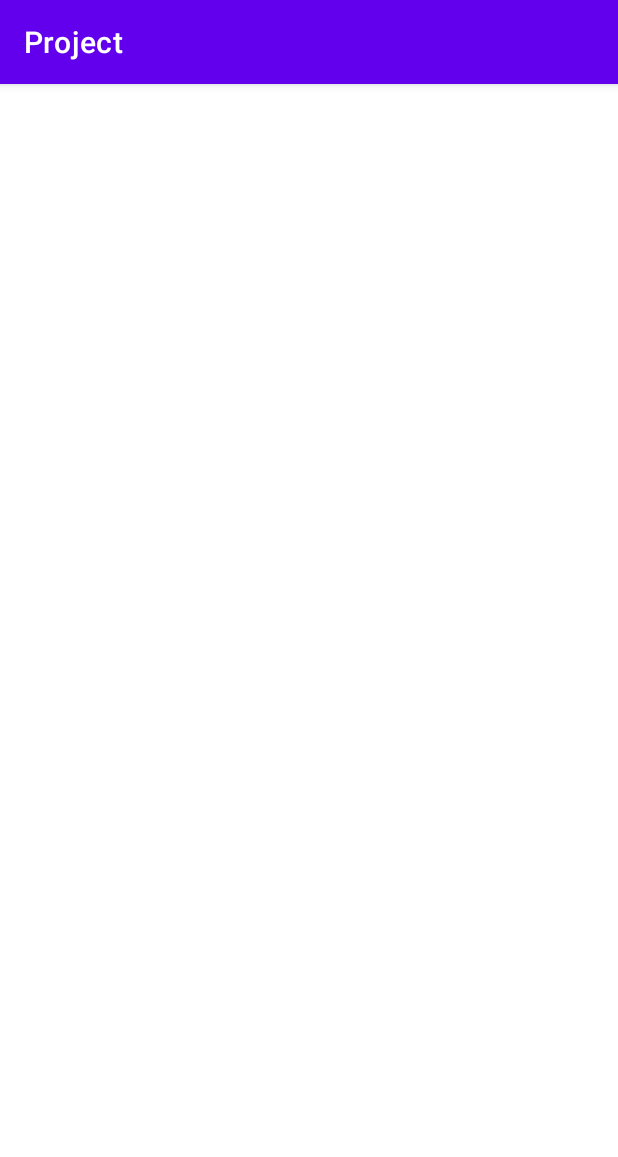
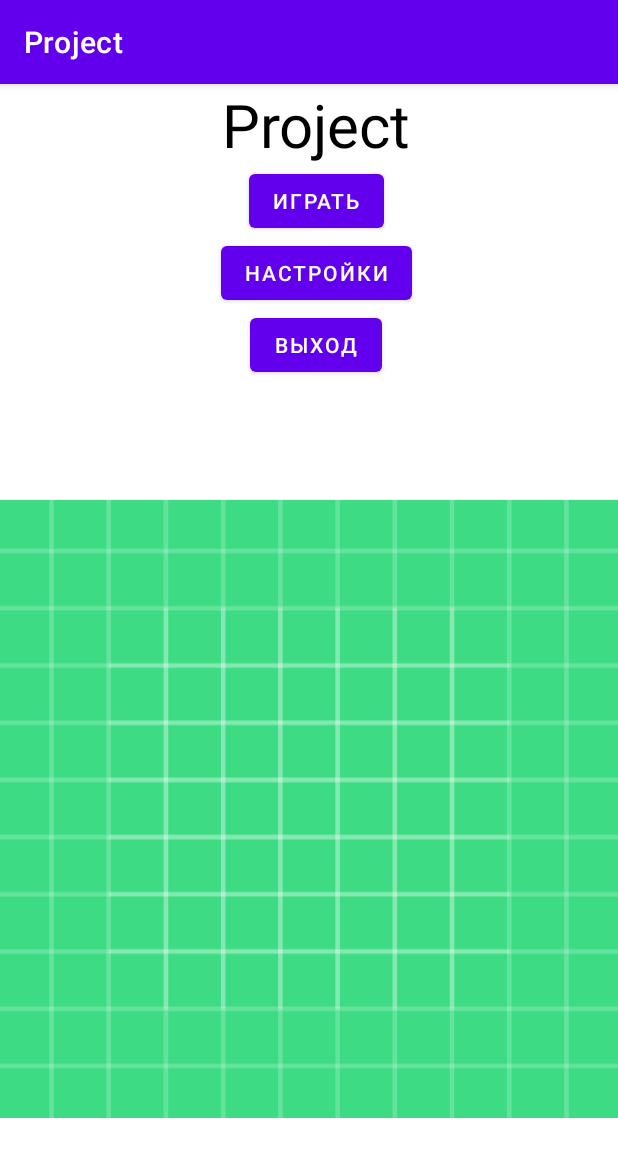
Before and after one commit to PytoByte/Jumper, an Android app: the screen it shows after launch (MainActivity), on a phone screen of 412 x 824 dp. Shown: the top 1157 px of the screen. Run offline under Robolectric (Android 15) with nearby library versions, the phone set to English and light mode, and no system bars.

Commit message:
fragments fixed and added navigation

```diff
--- a/app/src/main/AndroidManifest.xml
+++ b/app/src/main/AndroidManifest.xml
@@ -12,9 +12,6 @@
         android:supportsRtl="true"
         android:theme="@style/Theme.Project"
         tools:targetApi="31">
-        <activity
-            android:name=".GameActivity"
-            android:exported="false" />
         <activity
             android:name=".MainActivity"
             android:exported="true">
--- a/app/src/main/java/com/example/project/DrawView.java
+++ b/app/src/main/java/com/example/project/DrawView.java
@@ -2,6 +2,7 @@ package com.example.project;
 
 import android.content.Context;
 import android.graphics.Canvas;
+import android.util.Log;
 import android.view.SurfaceHolder;
 import android.view.SurfaceView;
 
@@ -14,8 +15,8 @@ import java.util.ArrayList;
 public class DrawView extends SurfaceView implements SurfaceHolder.Callback {
 
     private DrawThread drawThread;
-    private ArrayList<Sprite> sprites = new ArrayList<Sprite>();
-    private Context context;
+    private final ArrayList<Sprite> sprites = new ArrayList<Sprite>();
+    private final Context context;
 
     public DrawView(Context context) {
         super(context);
@@ -42,6 +43,7 @@ public class DrawView extends SurfaceView implements SurfaceHolder.Callback {
                 drawThread.join();
                 retry = false;
             } catch (InterruptedException e) {
+                Log.e("What?", "surfaceDestroyed: "+e);
             }
         }
     }
--- a/app/src/main/java/com/example/project/Preview.java
+++ b/app/src/main/java/com/example/project/Preview.java
@@ -1,64 +1,51 @@
 package com.example.project;
+
+import static androidx.navigation.fragment.FragmentKt.findNavController;
 
 import android.os.Bundle;
 
+import androidx.annotation.NonNull;
 import androidx.fragment.app.Fragment;
 
 import android.view.LayoutInflater;
 import android.view.View;
 import android.view.ViewGroup;
+import android.widget.Button;
+import android.widget.Toast;
 
-/**
- * A simple {@link Fragment} subclass.
- * Use the {@link Preview#newInstance} factory method to
- * create an instance of this fragment.
- */
+import com.example.project.databinding.FragmentPreviewBinding;
+
 public class Preview extends Fragment {
-
-    // TODO: Rename parameter arguments, choose names that match
-    // the fragment initialization parameters, e.g. ARG_ITEM_NUMBER
-    private static final String ARG_PARAM1 = "param1";
-    private static final String ARG_PARAM2 = "param2";
-
-    // TODO: Rename and change types of parameters
-    private String mParam1;
-    private String mParam2;
-
-    public Preview() {
-        // Required empty public constructor
-    }
-
-    /**
-     * Use this factory method to create a new instance of
-     * this fragment using the provided parameters.
-     *
-     * @param param1 Parameter 1.
-     * @param param2 Parameter 2.
-     * @return A new instance of fragment Preview.
-     */
-    // TODO: Rename and change types and number of parameters
-    public static Preview newInstance(String param1, String param2) {
-        Preview fragment = new Preview();
-        Bundle args = new Bundle();
-        args.putString(ARG_PARAM1, param1);
-        args.putString(ARG_PARAM2, param2);
-        fragment.setArguments(args);
-        return fragment;
-    }
+    FragmentPreviewBinding binding;
 
     @Override
     public void onCreate(Bundle savedInstanceState) {
         super.onCreate(savedInstanceState);
-        if (getArguments() != null) {
-            mParam1 = getArguments().getString(ARG_PARAM1);
-            mParam2 = getArguments().getString(ARG_PARAM2);
-        }
     }
 
     @Override
-    public View onCreateView(LayoutInflater inflater, ViewGroup container,
+    public void onViewCreated(@NonNull View view, Bundle savedInstanceState) {
+        super.onViewCreated(view, savedInstanceState);
+    }
+
+    @Override
+    public View onCreateView(@NonNull LayoutInflater inflater, ViewGroup container,
                              Bundle savedInstanceState) {
-        // Inflate the layout for this fragment
-        return inflater.inflate(R.layout.fragment_preview, container, false);
+        View view = inflater.inflate(R.layout.fragment_preview, container, false);
+
+        binding = FragmentPreviewBinding.bind(view);
+        binding.play.setOnClickListener(v -> startGame());
+
+        return view;
+
+        //return inflater.inflate(R.layout.fragment_preview, container, false);
+
+        //return inflater.inflate(R.layout.fragment_preview, container, false);
+    }
+
+    private void startGame() {
+        if (requireActivity() instanceof MainActivity) {
+            findNavController(this).navigate(R.id.action_preview2_to_game);
+        }
     }
 }
--- a/app/src/main/res/layout-land/activity_game.xml
+++ /dev/null
@@ -1,6 +0,0 @@
-<?xml version="1.0" encoding="utf-8"?>
-<androidx.constraintlayout.widget.ConstraintLayout xmlns:android="http://schemas.android.com/apk/res/android"
-    android:layout_width="match_parent"
-    android:layout_height="match_parent">
-
-</androidx.constraintlayout.widget.ConstraintLayout>
--- a/app/src/main/res/layout/activity_main.xml
+++ b/app/src/main/res/layout/activity_main.xml
@@ -8,12 +8,17 @@
     android:orientation="vertical"
     tools:context=".MainActivity">
 
-    <fragment
+    <androidx.fragment.app.FragmentContainerView
         android:layout_height="match_parent"
         android:layout_width="match_parent"
+        app:defaultNavHost="true"
+        app:navGraph="@navigation/main_graph"
         android:id="@+id/active_view"
-        tools:layout="@layout/fragment_preview" />
+        tools:layout="@layout/fragment_preview"
+        android:name="androidx.navigation.fragment.NavHostFragment"
 
+        />
+<!--
     <ImageView
         android:id="@+id/imageView3"
         android:layout_width="wrap_content"
@@ -22,5 +27,6 @@
         android:translationX="50dp"
         android:translationY="70dp"
         app:srcCompat="@drawable/smile" />
+-->
 
 </RelativeLayout>
--- a/app/src/main/res/layout/fragment_game.xml
+++ b/app/src/main/res/layout/fragment_game.xml
@@ -3,8 +3,6 @@
     xmlns:tools="http://schemas.android.com/tools"
     android:layout_width="match_parent"
     android:layout_height="match_parent"
-    tools:context=".Game"
-    android:background="@color/design_default_color_primary_dark"
     android:id="@+id/base"
     android:orientation="vertical">
 
--- a/app/src/main/res/layout/fragment_preview.xml
+++ b/app/src/main/res/layout/fragment_preview.xml
@@ -1,11 +1,10 @@
 <?xml version="1.0" encoding="utf-8"?>
-<LinearLayout xmlns:android="http://schemas.android.com/apk/res/android"
-    xmlns:tools="http://schemas.android.com/tools"
+<LinearLayout
+    xmlns:android="http://schemas.android.com/apk/res/android"
     android:layout_width="match_parent"
     android:layout_height="match_parent"
-    tools:context=".Preview"
     android:orientation="vertical"
-    android:background="@color/material_dynamic_neutral_variant40">
+    android:id="@+id/base">
 
     <LinearLayout
         android:id="@+id/buttons"
--- /dev/null
+++ b/app/src/main/res/navigation/main_graph.xml
@@ -0,0 +1,21 @@
+<?xml version="1.0" encoding="utf-8"?>
+<navigation xmlns:android="http://schemas.android.com/apk/res/android"
+    xmlns:app="http://schemas.android.com/apk/res-auto"
+    xmlns:tools="http://schemas.android.com/tools"
+    android:id="@+id/main_graph"
+    app:startDestination="@id/fragment_preview">
+
+    <fragment
+        android:id="@+id/fragment_preview"
+        android:name="com.example.project.Preview"
+        android:label="Preview" >
+        <action
+            android:id="@+id/action_preview2_to_game"
+            app:destination="@id/game" />
+    </fragment>
+    <fragment
+        android:id="@+id/game"
+        android:name="com.example.project.Game"
+        android:label="fragment_game"
+        tools:layout="@layout/fragment_game" />
+</navigation>
```
Also changed, not shown: app/build.gradle (+8 -0 lines), app/src/main/java/com/example/project/Game.java (+9 -14 lines), app/src/main/java/com/example/project/GameActivity.java (deleted, +0 -25 lines), app/src/main/java/com/example/project/MainActivity.java (+2 -23 lines), app/src/main/res/layout-land/activity_main.xml (deleted, +0 -71 lines), app/src/main/res/layout/activity_game.xml (deleted, +0 -15 lines).
